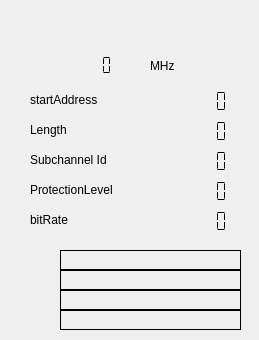
This is gui_1/technical_data.ui in AlbrechtL/welle.io as Qt 5 draws it before an edit. The edited form follows.
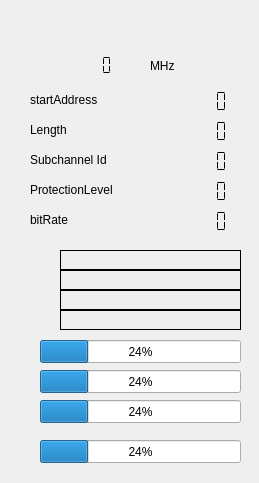
This is the edited form.

Diff of the .ui file:
```diff
--- a/gui_1/technical_data.ui
+++ b/gui_1/technical_data.ui
@@ -7,7 +7,7 @@
     <x>0</x>
     <y>0</y>
     <width>259</width>
-    <height>340</height>
+    <height>483</height>
    </rect>
   </property>
   <property name="windowTitle">
@@ -273,6 +273,70 @@
     <string>MHz</string>
    </property>
   </widget>
+  <widget class="QProgressBar" name="ficError_display">
+   <property name="geometry">
+    <rect>
+     <x>40</x>
+     <y>340</y>
+     <width>201</width>
+     <height>23</height>
+    </rect>
+   </property>
+   <property name="toolTip">
+    <string>&lt;html&gt;&lt;head/&gt;&lt;body&gt;&lt;p&gt;Quality of FIC decoding, 100 is good&lt;/p&gt;&lt;/body&gt;&lt;/html&gt;</string>
+   </property>
+   <property name="value">
+    <number>24</number>
+   </property>
+  </widget>
+  <widget class="QProgressBar" name="frameError_display">
+   <property name="geometry">
+    <rect>
+     <x>40</x>
+     <y>370</y>
+     <width>201</width>
+     <height>23</height>
+    </rect>
+   </property>
+   <property name="toolTip">
+    <string>&lt;html&gt;&lt;head/&gt;&lt;body&gt;&lt;p&gt;Frame errors. Indication of the quality of the DAB+ frame detection. 100 is good.&lt;/p&gt;&lt;/body&gt;&lt;/html&gt;</string>
+   </property>
+   <property name="value">
+    <number>24</number>
+   </property>
+  </widget>
+  <widget class="QProgressBar" name="rsError_display">
+   <property name="geometry">
+    <rect>
+     <x>40</x>
+     <y>400</y>
+     <width>201</width>
+     <height>23</height>
+    </rect>
+   </property>
+   <property name="toolTip">
+    <string>&lt;html&gt;&lt;head/&gt;&lt;body&gt;&lt;p&gt;Quality of the DAB+ frames. Indicator for the amount of times that the frames contain&lt;/p&gt;&lt;p&gt;more errors than the Reed Solomon correction can correct. 100 is good.&lt;/p&gt;&lt;/body&gt;&lt;/html&gt;</string>
+   </property>
+   <property name="value">
+    <number>24</number>
+   </property>
+  </widget>
+  <widget class="QProgressBar" name="aacError_display">
+   <property name="geometry">
+    <rect>
+     <x>40</x>
+     <y>440</y>
+     <width>201</width>
+     <height>23</height>
+    </rect>
+   </property>
+   <property name="toolTip">
+    <string>&lt;html&gt;&lt;head/&gt;&lt;body&gt;&lt;p&gt;Indicator of the successrate of handling the aac frames in the DAB+ transmissions.&lt;/p&gt;&lt;/body&gt;&lt;/html&gt;</string>
+   </property>
+   <property name="value">
+    <number>24</number>
+   </property>
+  </widget>
  </widget>
  <resources/>
  <connections/>
```
